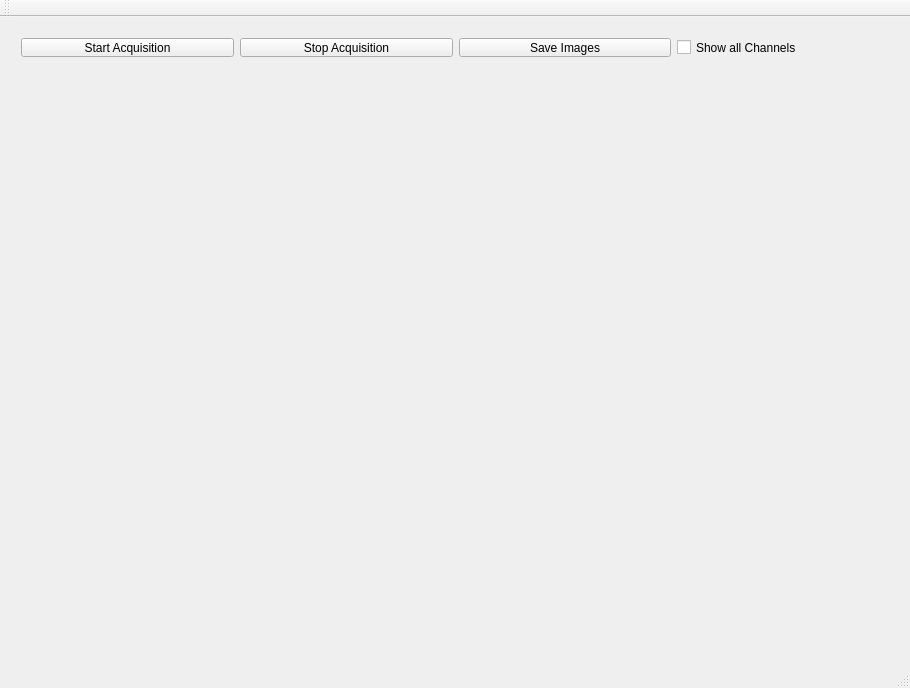
First picture: the form in RGB_NIR_Depth_capture/rgbnird_mainwindow.ui, repository yudanaz/masterthesis, before the edit.
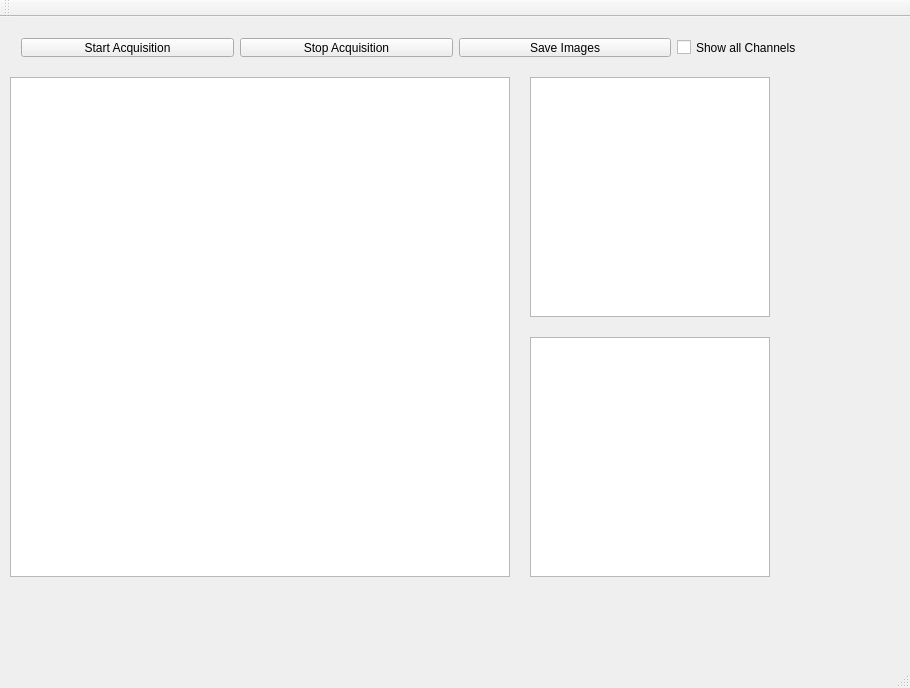
Second picture: the form after the edit.

Commit message: images shown in GUI as QImages

Patch:
```diff
--- a/RGB_NIR_Depth_capture/rgbnird_mainwindow.ui
+++ b/RGB_NIR_Depth_capture/rgbnird_mainwindow.ui
@@ -54,6 +54,36 @@
      </item>
     </layout>
    </widget>
+   <widget class="QGraphicsView" name="graphicsView_RGB">
+    <property name="geometry">
+     <rect>
+      <x>10</x>
+      <y>60</y>
+      <width>500</width>
+      <height>500</height>
+     </rect>
+    </property>
+   </widget>
+   <widget class="QGraphicsView" name="graphicsView_NIR">
+    <property name="geometry">
+     <rect>
+      <x>530</x>
+      <y>60</y>
+      <width>240</width>
+      <height>240</height>
+     </rect>
+    </property>
+   </widget>
+   <widget class="QGraphicsView" name="graphicsView_Depth">
+    <property name="geometry">
+     <rect>
+      <x>530</x>
+      <y>320</y>
+      <width>240</width>
+      <height>240</height>
+     </rect>
+    </property>
+   </widget>
   </widget>
   <widget class="QMenuBar" name="menuBar">
    <property name="geometry">
```
The commit also changes 5 other files.
